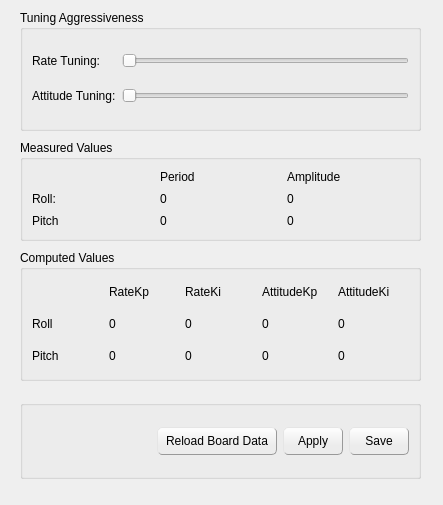
This is ground/openpilotgcs/src/plugins/config/autotune.ui in openpilot/OpenPilot as Qt 5 draws it before an edit. The edited form follows.
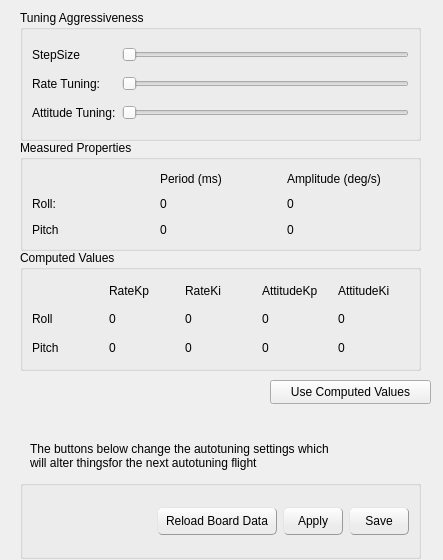
This is the edited form.

Commit message: More work on autotune from GCS

What changed in the file:
```diff
--- a/ground/openpilotgcs/src/plugins/config/autotune.ui
+++ b/ground/openpilotgcs/src/plugins/config/autotune.ui
@@ -7,7 +7,7 @@
     <x>0</x>
     <y>0</y>
     <width>443</width>
-    <height>505</height>
+    <height>560</height>
    </rect>
   </property>
   <property name="windowTitle">
@@ -19,39 +19,69 @@
      <x>20</x>
      <y>10</y>
      <width>401</width>
-     <height>121</height>
+     <height>131</height>
     </rect>
    </property>
    <property name="title">
     <string>Tuning Aggressiveness</string>
    </property>
    <layout class="QGridLayout" name="gridLayout_2">
-    <item row="0" column="0">
+    <item row="1" column="0">
      <widget class="QLabel" name="label">
       <property name="text">
        <string>Rate Tuning:</string>
       </property>
      </widget>
     </item>
-    <item row="0" column="1">
+    <item row="1" column="1">
      <widget class="QSlider" name="rateTuning">
       <property name="orientation">
        <enum>Qt::Horizontal</enum>
       </property>
      </widget>
     </item>
-    <item row="1" column="0">
+    <item row="2" column="0">
      <widget class="QLabel" name="label_2">
       <property name="text">
        <string>Attitude Tuning:</string>
       </property>
      </widget>
     </item>
-    <item row="1" column="1">
+    <item row="2" column="1">
      <widget class="QSlider" name="attitudeTuning">
       <property name="orientation">
        <enum>Qt::Horizontal</enum>
       </property>
+      <property name="objrelation" stdset="0">
+       <stringlist>
+        <string>obj1name:RelayTuningSettings</string>
+        <string>fieldname:AttitudeGain</string>
+        <string>elemescale:0.01</string>
+        <string>haslimits:yes</string>
+       </stringlist>
+      </property>
+     </widget>
+    </item>
+    <item row="0" column="0">
+     <widget class="QLabel" name="label_21">
+      <property name="text">
+       <string>StepSize</string>
+      </property>
+     </widget>
+    </item>
+    <item row="0" column="1">
+     <widget class="QSlider" name="stepSizeSlider">
+      <property name="orientation">
+       <enum>Qt::Horizontal</enum>
+      </property>
+      <property name="objrelation" stdset="0">
+       <stringlist>
+        <string>obj1name:RelatyTuningSettings</string>
+        <string>fieldname:Amplitude</string>
+        <string>scale:0.01</string>
+        <string>haslimits:yes</string>
+       </stringlist>
+      </property>
      </widget>
     </item>
    </layout>
@@ -62,7 +92,7 @@
      <x>20</x>
      <y>250</y>
      <width>401</width>
-     <height>131</height>
+     <height>121</height>
     </rect>
    </property>
    <property name="title">
@@ -175,11 +205,11 @@
      <x>20</x>
      <y>140</y>
      <width>401</width>
-     <height>101</height>
+     <height>111</height>
     </rect>
    </property>
    <property name="title">
-    <string>Measured Values</string>
+    <string>Measured Properties</string>
    </property>
    <layout class="QGridLayout" name="gridLayout">
     <item row="1" column="0">
@@ -206,14 +236,14 @@
     <item row="0" column="1">
      <widget class="QLabel" name="label_6">
       <property name="text">
-       <string>Period</string>
+       <string>Period (ms)</string>
       </property>
      </widget>
     </item>
     <item row="0" column="2">
      <widget class="QLabel" name="label_7">
       <property name="text">
-       <string>Amplitude</string>
+       <string>Amplitude (deg/s)</string>
       </property>
      </widget>
     </item>
@@ -244,7 +274,7 @@
    <property name="geometry">
     <rect>
      <x>20</x>
-     <y>400</y>
+     <y>480</y>
      <width>401</width>
      <height>79</height>
     </rect>
@@ -934,6 +964,33 @@
     </item>
    </layout>
   </widget>
+  <widget class="QLabel" name="label_22">
+   <property name="geometry">
+    <rect>
+     <x>30</x>
+     <y>440</y>
+     <width>371</width>
+     <height>31</height>
+    </rect>
+   </property>
+   <property name="text">
+    <string>The buttons below change the autotuning settings which
+will alter thingsfor the next autotuning flight</string>
+   </property>
+  </widget>
+  <widget class="QPushButton" name="useComputedValues">
+   <property name="geometry">
+    <rect>
+     <x>270</x>
+     <y>380</y>
+     <width>161</width>
+     <height>24</height>
+    </rect>
+   </property>
+   <property name="text">
+    <string>Use Computed Values</string>
+   </property>
+  </widget>
  </widget>
  <resources/>
  <connections/>
```
Left out of the diff: 24 changed lines with no effect on the pictures. The commit also changes 2 other files.
